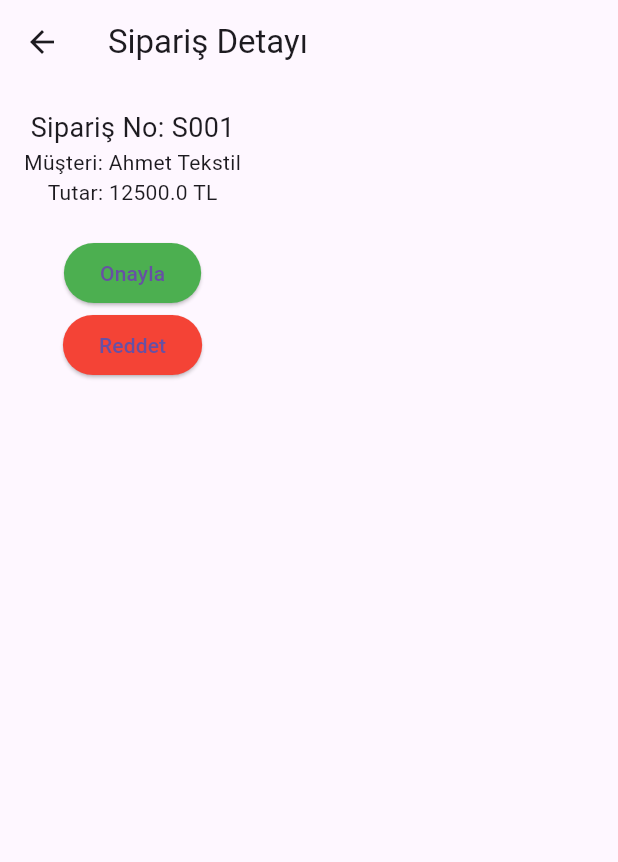
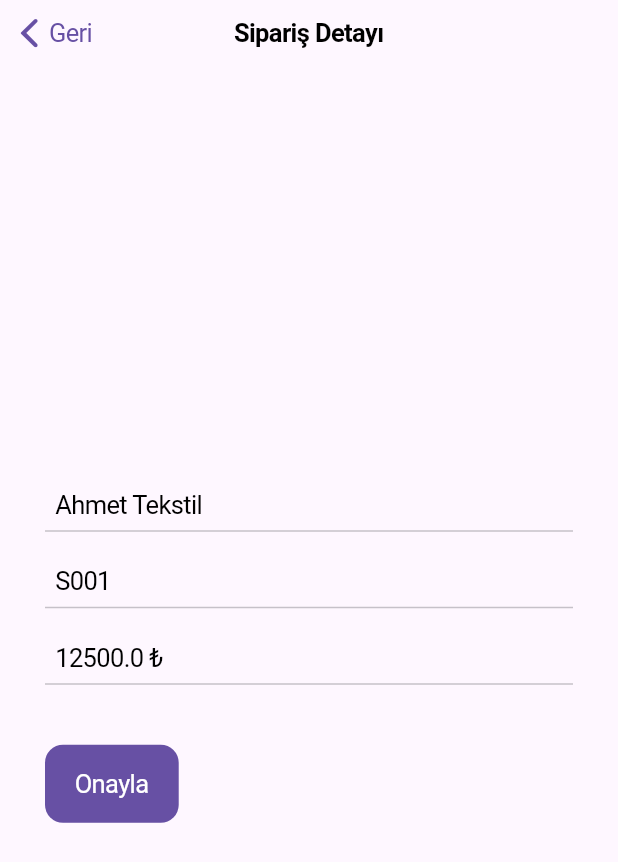
Before and after one commit to hmustafablt/siparis-onay-app, a Flutter app: the screen it shows after launch, after a tap on "Ahmet Tekstil", on a phone screen of 412 x 824 dp. Shown: the top 862 px of the screen. Run offline on Flutter 3.47's test engine with Material 3 defaults, Android fonts, the phone set to English and light mode, and no system bars.

Commit message:
ikinci Commit

```diff
--- a/lib/main.dart
+++ b/lib/main.dart
@@ -1,10 +1,11 @@
 import 'package:flutter/material.dart';
-import 'screens/order_list_screen.dart';
+import 'screens/home_page.dart';
 
 void main() {
   runApp(MaterialApp(
-    title: 'Sipariş Onay',
+    title: 'Sipariş Takip',
     theme: ThemeData(primarySwatch: Colors.indigo),
-    home: OrderListScreen(),
+    debugShowCheckedModeBanner: false,
+    home: const HomePage(),
   ));
 }
--- /dev/null
+++ b/lib/screens/home_page.dart
@@ -0,0 +1,48 @@
+import 'package:flutter/material.dart';
+import 'order_list_screen.dart';
+import 'approved_orders_screen.dart';
+import 'profile_screen.dart';
+
+class HomePage extends StatefulWidget {
+  const HomePage({super.key});
+
+  @override
+  State<HomePage> createState() => _HomePageState();
+}
+
+class _HomePageState extends State<HomePage> {
+  int _currentIndex = 0;
+
+  final List<Widget> _pages = [
+    OrderListScreen(),          // Sipariş Listesi (Bekleyenler)
+    ApprovedOrdersScreen(),     // Onaylanan Siparişler
+    ProfileScreen(),            // Profil
+  ];
+
+  @override
+  Widget build(BuildContext context) {
+    return Scaffold(
+      body: _pages[_currentIndex],
+      bottomNavigationBar: BottomNavigationBar(
+        currentIndex: _currentIndex,
+        onTap: (index) => setState(() => _currentIndex = index),
+        selectedItemColor: Colors.indigo,
+        unselectedItemColor: Colors.grey,
+        items: const [
+          BottomNavigationBarItem(
+            icon: Icon(Icons.list),
+            label: 'Siparişler',
+          ),
+          BottomNavigationBarItem(
+            icon: Icon(Icons.check),
+            label: 'Onaylılar',
+          ),
+          BottomNavigationBarItem(
+            icon: Icon(Icons.person),
+            label: 'Profil',
+          ),
+        ],
+      ),
+    );
+  }
+}
--- a/lib/screens/order_detail_screen.dart
+++ b/lib/screens/order_detail_screen.dart
@@ -1,46 +1,72 @@
-import 'package:flutter/material.dart';
+import 'package:flutter/cupertino.dart';
 import '../models/order.dart';
+import '../services/order_repository.dart';
 
 class OrderDetailScreen extends StatelessWidget {
   final Order order;
 
-  OrderDetailScreen({required this.order});
+  const OrderDetailScreen({Key? key, required this.order}) : super(key: key);
 
   void _approveOrder(BuildContext context) {
-    // Buraya API çağrısı yazılabilir
-    ScaffoldMessenger.of(context).showSnackBar(SnackBar(content: Text('Sipariş onaylandı')));
+    OrderRepository.approveOrder(order);
     Navigator.pop(context);
-  }
-
-  void _rejectOrder(BuildContext context) {
-    // Buraya API çağrısı yazılabilir
-    ScaffoldMessenger.of(context).showSnackBar(SnackBar(content: Text('Sipariş reddedildi')));
-    Navigator.pop(context);
+    showCupertinoDialog(
+      context: context,
+      builder: (context) => CupertinoAlertDialog(
+        title: const Text('Başarılı'),
+        content: const Text('Sipariş onaylandı.'),
+        actions: [
+          CupertinoDialogAction(
+            child: const Text('Tamam'),
+            onPressed: () => Navigator.of(context).pop(),
+          ),
+        ],
+      ),
+    );
   }
 
   @override
   Widget build(BuildContext context) {
-    return Scaffold(
-      appBar: AppBar(title: Text('Sipariş Detayı')),
-      body: Padding(
-        padding: const EdgeInsets.all(16.0),
-        child: Column(
-          children: [
-            Text('Sipariş No: ${order.id}', style: TextStyle(fontSize: 18)),
-            Text('Müşteri: ${order.customer}'),
-            Text('Tutar: ${order.totalAmount} TL'),
-            SizedBox(height: 20),
-            ElevatedButton(
-              onPressed: () => _approveOrder(context),
-              child: Text('Onayla'),
-              style: ElevatedButton.styleFrom(backgroundColor: Colors.green),
+    return CupertinoPageScaffold(
+      navigationBar: const CupertinoNavigationBar(
+        middle: Text('Sipariş Detayı'),
+        previousPageTitle: 'Geri',
+      ),
+      child: SafeArea(
+        child: Center(
+          child: Container(
+            padding: const EdgeInsets.symmetric(horizontal: 24, vertical: 20),
+            constraints: const BoxConstraints(maxWidth: 400),
+            child: Column(
+              mainAxisSize: MainAxisSize.min,
+              crossAxisAlignment: CrossAxisAlignment.start,
+              children: [
+                _buildReadonlyCupertinoField('Müşteri', order.customer),
+                const SizedBox(height: 16),
+                _buildReadonlyCupertinoField('Sipariş No', order.id),
+                const SizedBox(height: 16),
+                _buildReadonlyCupertinoField('Toplam Tutar', '${order.totalAmount} ₺'),
+                const SizedBox(height: 40),
+                CupertinoButton.filled(
+                  onPressed: () => _approveOrder(context),
+                  child: const Text('Onayla'),
+                ),
+              ],
             ),
-            ElevatedButton(
-              onPressed: () => _rejectOrder(context),
-              child: Text('Reddet'),
-              style: ElevatedButton.styleFrom(backgroundColor: Colors.red),
-            ),
-          ],
+          ),
+        ),
+      ),
+    );
+  }
+
+  Widget _buildReadonlyCupertinoField(String placeholder, String value) {
+    return CupertinoTextField(
+      readOnly: true,
+      controller: TextEditingController(text: value),
+      placeholder: placeholder,
+      decoration: const BoxDecoration(
+        border: Border(
+          bottom: BorderSide(color: CupertinoColors.separator),
         ),
       ),
     );
--- a/lib/screens/order_list_screen.dart
+++ b/lib/screens/order_list_screen.dart
@@ -1,52 +1,37 @@
 import 'package:flutter/material.dart';
 import '../models/order.dart';
-import '../services/order_service.dart';
-import 'order_detail_screen.dart';
+import '../screens/order_detail_screen.dart';
+import '../services/order_repository.dart';
 
 class OrderListScreen extends StatefulWidget {
   @override
-  _OrderListScreenState createState() => _OrderListScreenState();
+  State<OrderListScreen> createState() => _OrderListScreenState();
 }
 
 class _OrderListScreenState extends State<OrderListScreen> {
-  late Future<List<Order>> futureOrders;
-
-  @override
-  void initState() {
-    super.initState();
-    futureOrders = OrderService.fetchOrders();
-  }
-
   @override
   Widget build(BuildContext context) {
+    final orders = OrderRepository.pendingOrders;
+
     return Scaffold(
-      appBar: AppBar(title: Text('Satış Siparişleri')),
-      body: FutureBuilder<List<Order>>(
-        future: futureOrders,
-        builder: (context, snapshot) {
-          if (snapshot.connectionState == ConnectionState.waiting) return Center(child: CircularProgressIndicator());
-
-          if (snapshot.hasError) return Center(child: Text('Hata oluştu'));
-
-          final orders = snapshot.data ?? [];
-
-          return ListView.builder(
+      appBar: AppBar(title: Text("Bekleyen Siparişler")),
+      body: orders.isEmpty
+          ? Center(child: Text("Tüm siparişler onaylandı"))
+          : ListView.builder(
         itemCount: orders.length,
         itemBuilder: (context, index) {
           final order = orders[index];
           return ListTile(
             title: Text(order.customer),
-                subtitle: Text('Tutar: ${order.totalAmount} TL'),
-                trailing: Text(order.status),
-                onTap: () {
-                  Navigator.push(
+            subtitle: Text("${order.totalAmount} ₺"),
+            onTap: () async {
+              await Navigator.push(
                 context,
                 MaterialPageRoute(
                   builder: (_) => OrderDetailScreen(order: order),
                 ),
               );
-                },
-              );
+              setState(() {}); // Onaylandıysa listeyi güncelle
             },
           );
         },
--- /dev/null
+++ b/lib/services/order_repository.dart
@@ -0,0 +1,40 @@
+import '../models/order.dart';
+
+class OrderRepository {
+  static List<Order> _orders = [
+    Order(id: 'S001', customer: 'Ahmet Tekstil', totalAmount: 12500, status: 'pending'),
+    Order(id: 'S002', customer: 'Bora Giyim', totalAmount: 8200, status: 'pending'),
+    Order(id: 'S003', customer: 'Mavi Moda', totalAmount: 9700, status: 'approved'),
+  ];
+
+  static List<Order> get pendingOrders =>
+      _orders.where((o) => o.status == 'pending').toList();
+
+  static List<Order> get approvedOrders =>
+      _orders.where((o) => o.status == 'approved').toList();
+
+  static void approveOrder(Order order) {
+    final index = _orders.indexWhere((o) => o.id == order.id);
+    if (index != -1) {
+      _orders[index] = Order(
+        id: order.id,
+        customer: order.customer,
+        totalAmount: order.totalAmount,
+        status: 'approved',
+      );
+    }
+  }
+
+  static void revertOrderToPending(Order order) {
+    final index = _orders.indexWhere((o) => o.id == order.id);
+    if (index != -1) {
+      _orders[index] = Order(
+        id: order.id,
+        customer: order.customer,
+        totalAmount: order.totalAmount,
+        status: 'pending',
+      );
+    }
+  }
+
+}
```
Also changed, not shown: lib/screens/approved_orders_screen.dart (added, +52 -0 lines), lib/screens/profile_screen.dart (added, +13 -0 lines), lib/services/order_service.dart (+14 -3 lines). Lines whose indentation alone changed are shown as unchanged.
